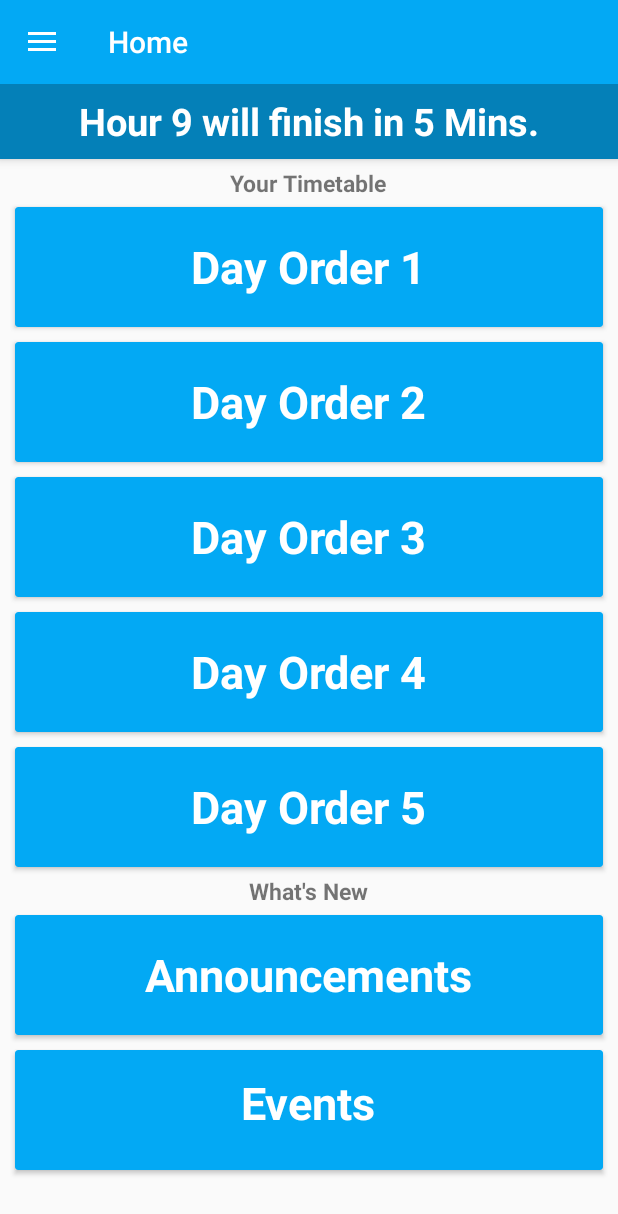
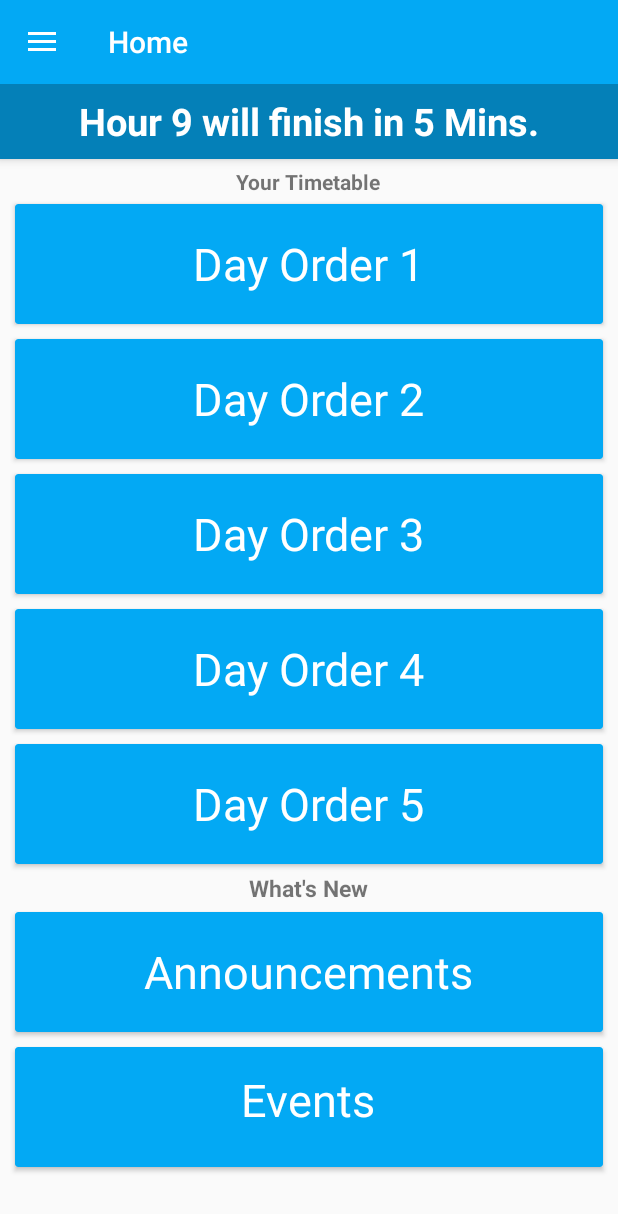
Before and after one commit to androdev700/Companion, an Android app: the HomeFragment screen opened directly, with no data from a screen before it, on a phone screen of 412 x 824 dp. Shown: the top 1214 px of the screen. Run offline under Robolectric (Android 15) with nearby library versions, the phone set to English and light mode, and no system bars.

```diff
--- a/app/src/main/java/com/androdev/companion/TimeHandler.java
+++ b/app/src/main/java/com/androdev/companion/TimeHandler.java
@@ -74,7 +74,13 @@ class TimeHandler {
             t = Integer.toString(temp);
             return("Hour 4 will finish in " + t + " Mins.");
         } else if (j > 1130 && j <= 1230) {
-            return("Go get some food!");
+            if (j < 1200) {
+                temp = 1230 - j - 40;
+            } else {
+                temp = 1230 - j;
+            }
+            t = Integer.toString(temp);
+            return("Hour 5 will finish in " + t + " Mins.");
         } else if (j > 1230 && j <= 1320) {
             if (j < 1300) {
                 temp = 1320 - j - 40;
--- /dev/null
+++ b/app/src/main/res/animator/raise.xml
@@ -0,0 +1,19 @@
+<?xml version="1.0" encoding="utf-8"?>
+<selector xmlns:android="http://schemas.android.com/apk/res/android">
+    <item android:state_enabled="true" android:state_pressed="true">
+        <objectAnimator
+            android:duration="@android:integer/config_shortAnimTime"
+            android:propertyName="translationZ"
+            android:valueTo="8dp"
+            android:valueType="floatType"
+            />
+    </item>
+    <item>
+        <objectAnimator
+            android:duration="@android:integer/config_shortAnimTime"
+            android:propertyName="translationZ"
+            android:valueTo="0dp"
+            android:valueType="floatType"
+            />
+    </item>
+</selector>
--- a/app/src/main/res/layout/fragment_home_screen.xml
+++ b/app/src/main/res/layout/fragment_home_screen.xml
@@ -17,13 +17,12 @@
 
             <TextView
                 android:layout_marginTop="5dp"
-                android:textSize="15sp"
-                android:textStyle="bold"
                 android:text="@string/your_time_table"
                 android:layout_height="wrap_content"
                 android:layout_width="wrap_content"
                 android:layout_alignParentTop="true"
-                android:layout_centerHorizontal="true">
+                android:layout_centerHorizontal="true"
+                android:textStyle="normal|bold">
 
             </TextView>
 
@@ -47,7 +46,6 @@
                 android:textColor="@color/cardview_light_background"
                 android:layout_gravity="center"
                 android:textSize="30sp"
-                android:textStyle="bold"
                 android:layout_height="wrap_content" />
 
         </android.support.v7.widget.CardView>
@@ -69,7 +67,6 @@
                 android:textSize="30sp"
                 android:layout_gravity="center"
                 android:textColor="@color/cardview_light_background"
-                android:textStyle="bold"
                 android:layout_height="wrap_content" />
 
         </android.support.v7.widget.CardView>
@@ -91,7 +88,6 @@
                 android:textSize="30sp"
                 android:textColor="@color/cardview_light_background"
                 android:layout_gravity="center"
-                android:textStyle="bold"
                 android:layout_height="wrap_content" />
 
         </android.support.v7.widget.CardView>
@@ -113,7 +109,6 @@
                 android:layout_gravity="center"
                 android:textSize="30sp"
                 android:textColor="@color/cardview_light_background"
-                android:textStyle="bold"
                 android:layout_height="wrap_content" />
 
         </android.support.v7.widget.CardView>
@@ -135,7 +130,6 @@
                 android:layout_gravity="center"
                 android:textSize="30sp"
                 android:textColor="@color/cardview_light_background"
-                android:textStyle="bold"
                 android:layout_height="wrap_content" />
 
         </android.support.v7.widget.CardView>
@@ -175,7 +169,6 @@
                 android:textColor="@color/cardview_light_background"
                 android:layout_gravity="center"
                 android:textSize="30sp"
-                android:textStyle="bold"
                 android:layout_height="wrap_content" />
 
         </android.support.v7.widget.CardView>
@@ -197,7 +190,6 @@
                 android:textSize="30sp"
                 android:layout_gravity="center"
                 android:textColor="@color/cardview_light_background"
-                android:textStyle="bold"
                 android:layout_height="wrap_content" />
 
         </android.support.v7.widget.CardView>
--- a/app/src/main/res/values/strings.xml
+++ b/app/src/main/res/values/strings.xml
@@ -48,7 +48,6 @@
     <string name="enjoy_weekend">Enjoy The Weekend</string>
     <string name="good_night">Have a Good Night!</string>
     <string name="good_morning">Good Morning</string>
-    <string name="lunch_text">Go get some food!</string>
     <string name="how_was_today">How was your day today?</string>
     <string name="hi">Hi There!</string>
     <string-array name="days">
```
Also changed, not shown: 2 other files.
